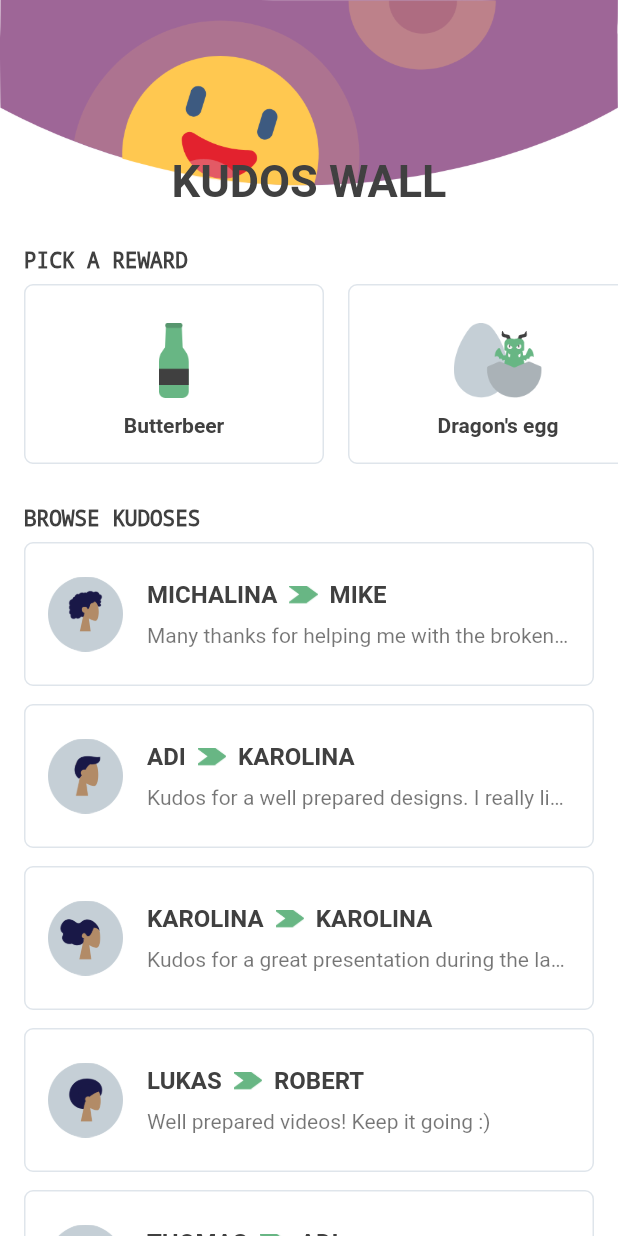
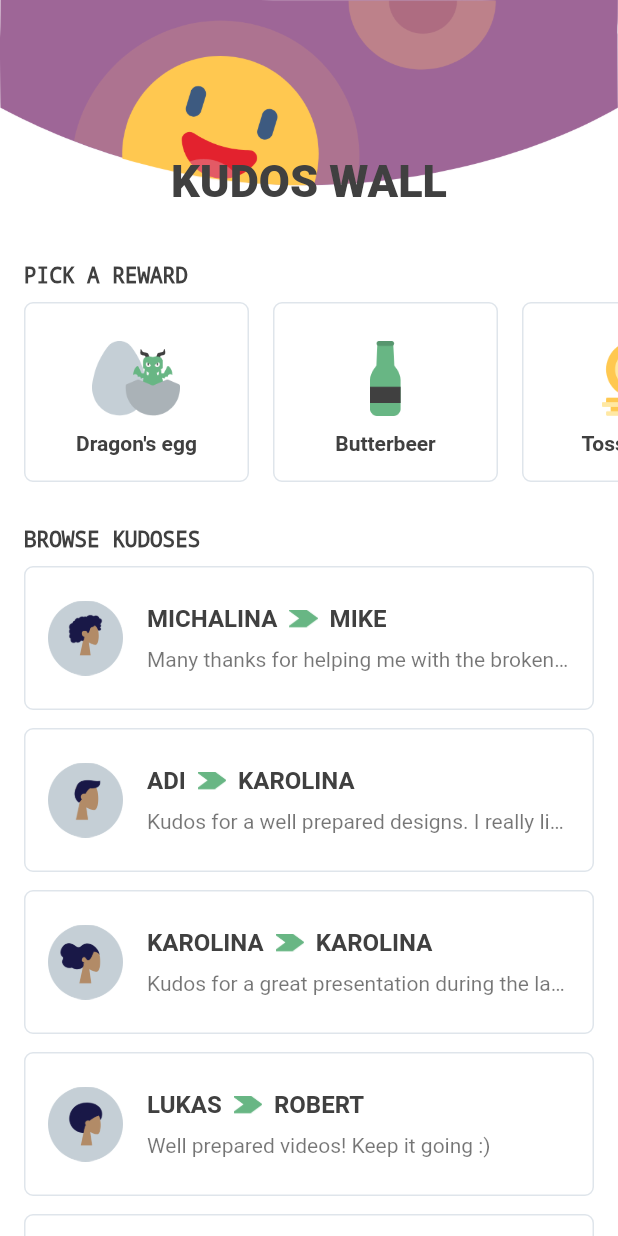
Before and after one commit to adrkakol/kudify-list, a Flutter app: the screen it shows after launch, on a phone screen of 412 x 824 dp. Run offline on Flutter 3.47's test engine with Material 2 defaults, Android fonts, the phone set to English and light mode, and no system bars.

Commit message:
feat(kudos-wall): improve code quality, add models, add more rewards

```diff
--- a/lib/kudos_list.dart
+++ b/lib/kudos_list.dart
@@ -1,134 +1,127 @@
 import 'package:flutter/material.dart';
+import 'package:lists/mocks.dart';
+import 'package:lists/models/kudos.dart';
+import 'package:lists/models/reward.dart';
 import 'package:lists/theme_colors.dart';
 
 class KudosList extends StatelessWidget {
-  final _backgroundRatio = 296 / 973; // height divided by width
+  static const int _backgroundWidth = 973;
+  static const int _backgroundHeight = 296;
+  final double _backgroundRatio = _backgroundHeight / _backgroundWidth;
 
-  final List<Map> recentKudoses = [
-    {
-      "recipient": {
-        "name": "Mike",
-      },
-      "sender": {"name": "Michalina", "avatarUrl": "assets/images/avatar1.png"},
-      "description":
-          "Many thanks for helping me with the broken internet connection"
-    },
-    {
-      "recipient": {
-        "name": "Karolina",
-      },
-      "sender": {"name": "Adi", "avatarUrl": "assets/images/avatar2.png"},
-      "description": "Kudos for a well prepared designs. I really like them"
-    },
-    {
-      "recipient": {
-        "name": "Karolina",
-      },
-      "sender": {"name": "Karolina", "avatarUrl": "assets/images/avatar3.png"},
-      "description":
-          "Kudos for a great presentation during the last meeting with the team"
-    },
-    {
-      "recipient": {
-        "name": "Robert",
-      },
-      "sender": {"name": "Lukas", "avatarUrl": "assets/images/avatar4.png"},
-      "description": "Well prepared videos! Keep it going :)"
-    },
-    {
-      "recipient": {
-        "name": "Adi",
-      },
-      "sender": {"name": "Thomas", "avatarUrl": "assets/images/avatar2.png"},
-      "description":
-          "For the delicious coffee and doughnuts we grabbed recently together"
-    },
-    {
-      "recipient": {
-        "name": "Przemek",
-      },
-      "sender": {"name": "Jake", "avatarUrl": "assets/images/avatar6.png"},
-      "description": "KUDOS for taking the ovnership during our last meeting"
-    },
-    {
-      "recipient": {
-        "name": "Rafał",
-      },
-      "sender": {"name": "Elizabeth", "avatarUrl": "assets/images/avatar3.png"},
-      "description": "For keeping an eye on our web page, many thanks!"
-    },
-  ];
+  final BorderSide _tileBorder = BorderSide(
+    color: ThemeColors.tileBorderColor,
+  );
 
-  final List<Map<String, String>> rewards = [
-    {"name": "Butterbeer", "image": "assets/images/beer-bottle.png"},
-    {"name": "Dragon's egg", "image": "assets/images/dragon.png"},
-    {"name": "Toss a coin", "image": "assets/images/coin.png"},
-  ];
+  Widget _buildListSubtitle(String subtitle) {
+    const TextStyle _subHeaderTextStyle = TextStyle(
+      color: ThemeColors.mainFontColor,
+      decoration: TextDecoration.none,
+      fontSize: 14.0,
+      fontWeight: FontWeight.w800,
+    );
 
-  Widget _buildTile(Map kudos) {
-    final _userNameStyle =
-        TextStyle(fontWeight: FontWeight.bold, color: ThemeColors.gray64);
-
-    return Card(
-      elevation: 0,
-      margin: EdgeInsets.only(bottom: 12, left: 16, right: 16),
-      shape: RoundedRectangleBorder(
-          side: BorderSide(width: 1, color: ThemeColors.gray223),
-          borderRadius: BorderRadius.circular(6)),
-      child: ListTile(
-          leading: Image.asset(
-            kudos["sender"]["avatarUrl"],
-            height: 50,
-          ),
-          contentPadding:
-              EdgeInsets.only(top: 12, bottom: 12, left: 16, right: 16),
-          title: Row(children: [
-            Text(
-              kudos["sender"]["name"].toUpperCase(),
-              style: _userNameStyle,
-            ),
-            Padding(
-                padding: EdgeInsets.only(left: 8, right: 8),
-                child: Image.asset(
-                  "assets/images/arrow.png",
-                  height: 12,
-                )),
-            Text(kudos["recipient"]["name"].toUpperCase(),
-                style: _userNameStyle),
-          ]),
-          subtitle: Padding(
-              padding: EdgeInsets.only(top: 10),
-              child: Text(kudos["description"],
-                  maxLines: 1, overflow: TextOverflow.ellipsis))),
+    return Padding(
+      padding: EdgeInsets.only(top: 30.0, left: 16.0, bottom: 10.0),
+      child: Text(subtitle, style: _subHeaderTextStyle),
     );
   }
 
-  Widget _buildRewardTile(Map<String, String> reward, bool hasLeftMargin) {
+  Widget _buildRewardListTile(Reward reward, bool hasLeftMargin) {
     return Card(
       elevation: 0,
       shape: RoundedRectangleBorder(
-            side: BorderSide(color: ThemeColors.gray223, width: 1),
-            borderRadius: BorderRadius.circular(6)),
-        margin: EdgeInsets.only(left: hasLeftMargin ? 16 : 0, right: 16),
+        side: _tileBorder,
+        borderRadius: BorderRadius.circular(6.0),
+      ),
+      margin: EdgeInsets.only(
+        left: hasLeftMargin ? 16.0 : 0.0,
+        right: 16.0,
+      ),
       child: Container(
-            width: 200.0,
+        width: 150.0,
         child: Padding(
-                padding: EdgeInsets.all(16),
-                child: Column(children: [
-                  SizedBox(height: 10),
+          padding: const EdgeInsets.all(16),
+          child: Column(
+            children: [
+              SizedBox(height: 10.0),
               Image.asset(
-                    reward["image"],
-                    height: 50,
+                reward.imageUrl,
+                height: 50.0,
               ),
-                  SizedBox(height: 10),
+              SizedBox(height: 10.0),
               Text(
-                    reward["name"],
+                reward.name,
                 style: TextStyle(
-                        fontSize: 14,
+                  fontSize: 14.0,
                   fontWeight: FontWeight.bold,
-                        color: ThemeColors.gray64),
+                  color: ThemeColors.mainFontColor,
+                ),
               )
-                ]))));
+            ],
+          ),
+        ),
+      ),
+    );
+  }
+
+  Widget _buildKudosListTile(Kudos kudos) {
+    const TextStyle _personNameTextStyle = TextStyle(
+      fontWeight: FontWeight.bold,
+      color: ThemeColors.mainFontColor,
+    );
+
+    return Card(
+      elevation: 0.0,
+      margin: const EdgeInsets.only(
+        bottom: 12.0,
+        left: 16.0,
+        right: 16.0,
+      ),
+      shape: RoundedRectangleBorder(
+        side: _tileBorder,
+        borderRadius: BorderRadius.circular(6),
+      ),
+      child: ListTile(
+        leading: Image.asset(
+          kudos.sender.avatarUrl,
+          height: 50.0,
+        ),
+        contentPadding: const EdgeInsets.only(
+          top: 12.0,
+          bottom: 12.0,
+          left: 16.0,
+          right: 16.0,
+        ),
+        title: Row(
+          children: [
+            Text(
+              kudos.sender.name.toUpperCase(),
+              style: _personNameTextStyle,
+            ),
+            Padding(
+              padding: const EdgeInsets.only(left: 8.0, right: 8.0),
+              child: Image.asset(
+                "assets/images/arrow.png",
+                height: 12.0,
+              ),
+            ),
+            Text(
+              kudos.recipient.name.toUpperCase(),
+              style: _personNameTextStyle,
+            ),
+          ],
+        ),
+        subtitle: Padding(
+          padding: const EdgeInsets.only(top: 10.0),
+          child: Text(
+            kudos.description,
+            maxLines: 1,
+            overflow: TextOverflow.ellipsis,
+          ),
+        ),
+      ),
+    );
   }
 
   @override
@@ -144,16 +137,17 @@ class KudosList extends StatelessWidget {
             pinned: true,
             backgroundColor: Colors.white,
             centerTitle: true,
-              expandedHeight: _width * _backgroundRatio + 20,
+            expandedHeight: _width * _backgroundRatio + 20.0,
             flexibleSpace: FlexibleSpaceBar(
               title: Text(
                 "KUDOS WALL",
-                  style: TextStyle(
-                      color: ThemeColors.gray64,
-                      fontWeight: FontWeight.bold,
-                      fontSize: 20),
+                style: const TextStyle(
+                  color: ThemeColors.mainFontColor,
+                  fontWeight: FontWeight.w900,
+                  fontSize: 20.0,
                 ),
-                titlePadding: EdgeInsets.only(bottom: 8),
+              ),
+              titlePadding: const EdgeInsets.only(bottom: 8.0),
               centerTitle: true,
               background: Image.asset(
                 'assets/images/background.png',
@@ -162,46 +156,31 @@ class KudosList extends StatelessWidget {
               ),
             ),
           ),
-            SliverToBoxAdapter(
-                child: Padding(
-              padding: EdgeInsets.only(top: 20, left: 16, bottom: 8),
-              child: Text("PICK A REWARD",
-                  style: TextStyle(
-                    color: ThemeColors.gray64,
-                    fontSize: 14,
-                    decoration: TextDecoration.none,
-                  )),
-            )),
+          SliverToBoxAdapter(child: _buildListSubtitle("PICK A REWARD")),
           SliverToBoxAdapter(
             child: Container(
               height: 120.0,
               child: ListView.builder(
                 scrollDirection: Axis.horizontal,
-                  itemCount: rewards.length,
-                  itemBuilder: (context, index) {
-                    final _hasLeftPadding = index == 0;
-                    return _buildRewardTile(rewards[index], _hasLeftPadding);
+                itemCount: Mocks.rewards.length,
+                itemBuilder: (_, index) {
+                  bool hasLeftMargin = index == 0;
+                  Reward reward = Mocks.rewards[index];
+
+                  return _buildRewardListTile(reward, hasLeftMargin);
                 },
               ),
             ),
           ),
-            SliverToBoxAdapter(
-                child: Padding(
-              padding: EdgeInsets.only(top: 28, left: 16, bottom: 8),
-              child: Text("BROWSE KUDOSES",
-                  style: TextStyle(
-                    color: ThemeColors.gray64,
-                    fontSize: 14,
-                    decoration: TextDecoration.none,
-                  )),
-            )),
+          SliverToBoxAdapter(child: _buildListSubtitle("BROWSE KUDOSES")),
           SliverList(
-              delegate:
-                  SliverChildBuilderDelegate((BuildContext context, int index) {
-                return _buildTile(recentKudoses[index]);
-              }, childCount: recentKudoses.length),
+            delegate: SliverChildBuilderDelegate(
+              (_, int index) => _buildKudosListTile(Mocks.recentKudoses[index]),
+              childCount: Mocks.recentKudoses.length,
+            ),
           )
         ],
-        ));
+      ),
+    );
   }
 }
--- /dev/null
+++ b/lib/mocks.dart
@@ -0,0 +1,69 @@
+import 'models/kudos.dart';
+import 'models/reward.dart';
+
+class Mocks {
+  static final List<Reward> rewards = [
+    Reward("Dragon's egg", "assets/images/dragon.png"),
+    Reward("Butterbeer", "assets/images/beer-bottle.png"),
+    Reward("Toss a coin", "assets/images/coin.png"),
+    Reward("Cinema tickets", "assets/images/tickets.png"),
+    Reward("Large coffee", "assets/images/coffee.png"),
+  ];
+
+  static final List<Kudos> recentKudoses = [
+    Kudos(
+      "Mike",
+      "Michalina",
+      "assets/images/avatar1.png",
+      "Many thanks for helping me with the broken internet connection",
+    ),
+    Kudos(
+      "Karolina",
+      "Adi",
+      "assets/images/avatar2.png",
+      "Kudos for a well prepared designs. I really like them",
+    ),
+    Kudos(
+      "Karolina",
+      "Karolina",
+      "assets/images/avatar3.png",
+      "Kudos for a great presentation during the last meeting with the team",
+    ),
+    Kudos(
+      "Robert",
+      "Lukas",
+      "assets/images/avatar4.png",
+      "Well prepared videos! Keep it going :)",
+    ),
+    Kudos(
+      "Adi",
+      "Thomas",
+      "assets/images/avatar2.png",
+      "For the delicious coffee and doughnuts we've had recently together",
+    ),
+    Kudos(
+      "Przemek",
+      "Jake",
+      "assets/images/avatar6.png",
+      "Thanks for an awesome presentation during our monthly talks",
+    ),
+    Kudos(
+      "Rafał",
+      "Elizabeth",
+      "assets/images/avatar3.png",
+      "For keeping an eye on our web page, many thanks!",
+    ),
+    Kudos(
+      "Thomas",
+      "Karolina",
+      "assets/images/avatar3.png",
+      "Thanks for letting me know about the recent changes in our work environment",
+    ),
+    Kudos(
+      "Rafał",
+      "Robert",
+      "assets/images/avatar2.png",
+      "Great job with the latest update of our web page",
+    ),
+  ];
+}
--- /dev/null
+++ b/lib/models/kudos.dart
@@ -0,0 +1,29 @@
+class Kudos {
+  Recipient recipient;
+  Sender sender;
+  String description;
+
+  Kudos(
+    String recipientName,
+    String senderName,
+    String avatarUrl,
+    String description,
+  ) {
+    this.recipient = Recipient(recipientName);
+    this.sender = Sender(senderName, avatarUrl);
+    this.description = description;
+  }
+}
+
+class Recipient {
+  String name;
+
+  Recipient(this.name);
+}
+
+class Sender {
+  String name;
+  String avatarUrl;
+
+  Sender(this.name, this.avatarUrl);
+}
--- /dev/null
+++ b/lib/models/reward.dart
@@ -0,0 +1,6 @@
+class Reward {
+  String name;
+  String imageUrl;
+
+  Reward(this.name, this.imageUrl);
+}
--- a/lib/theme_colors.dart
+++ b/lib/theme_colors.dart
@@ -1,7 +1,10 @@
 import 'package:flutter/material.dart';
 
 class ThemeColors {
-  static final Color gray223 = Color.fromRGBO(223, 229, 235, 1);
-  static final Color gray64 = Color.fromRGBO(64, 64, 64, 1);
-  static final Color green104 = Color.fromRGBO(104, 182, 132, 1);
+  static const Color lightGrey = Color.fromRGBO(223, 229, 235, 1);
+  static const Color darkGrey = Color.fromRGBO(64, 64, 64, 1);
+  static const Color neutralGreen = Color.fromRGBO(104, 182, 132, 1);
+
+  static const Color mainFontColor = darkGrey;
+  static const Color tileBorderColor = lightGrey;
 }
```
Also changed, not shown: lib/main.dart (+4 -4 lines), assets/images/coffee.png (added), assets/images/tickets.png (added), 1 other file. Lines whose indentation alone changed are shown as unchanged.
